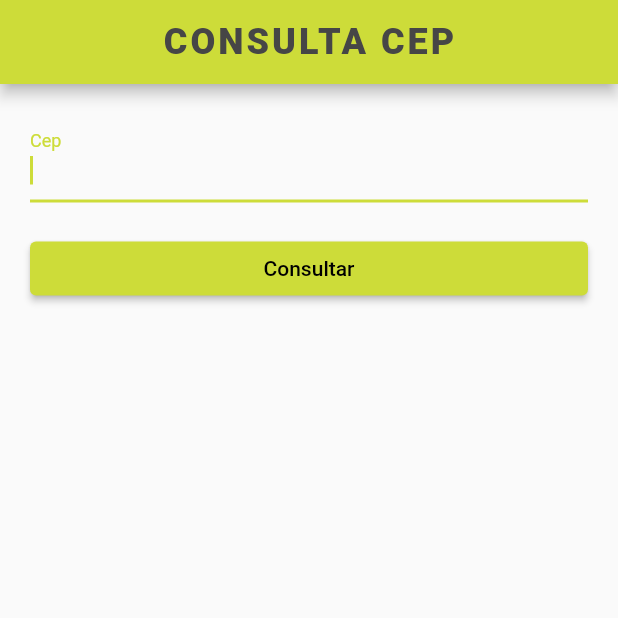
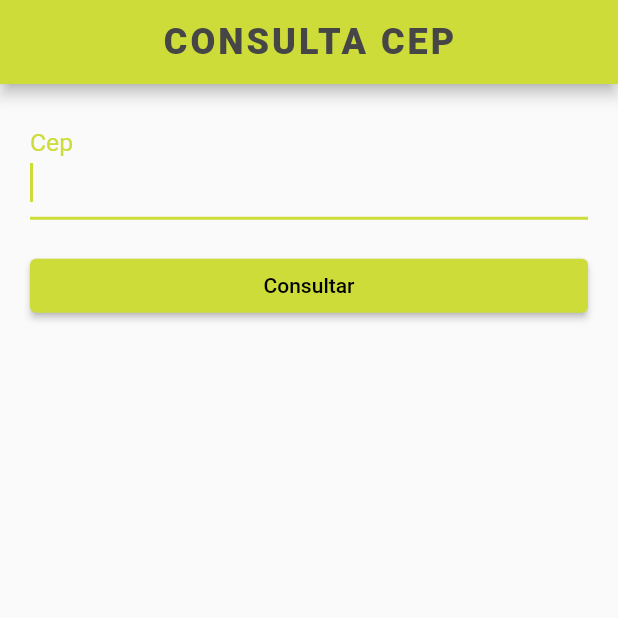
Before and after one commit to otavioborgsm/web_service_flutter, a Flutter app: the screen it shows after launch, on a phone screen of 412 x 824 dp, the top half of it. Run offline on Flutter 3.47's test engine with Material 2 defaults, Android fonts, the phone set to English and light mode, and no system bars; our stand-ins replace another_flushbar, dio.

Commit message:
atualizando branch

```diff
--- a/lib/views/home_page.dart
+++ b/lib/views/home_page.dart
@@ -57,6 +57,7 @@ class _HomePageState extends State<HomePage> {
       keyboardType: TextInputType.number,
       textInputAction: TextInputAction.done,
       decoration: const InputDecoration(labelText: 'Cep'),
+      style: const TextStyle(fontSize: 22, color: Colors.black),
       controller: _searchCepController,
       enabled: _enableField,
     );
```
